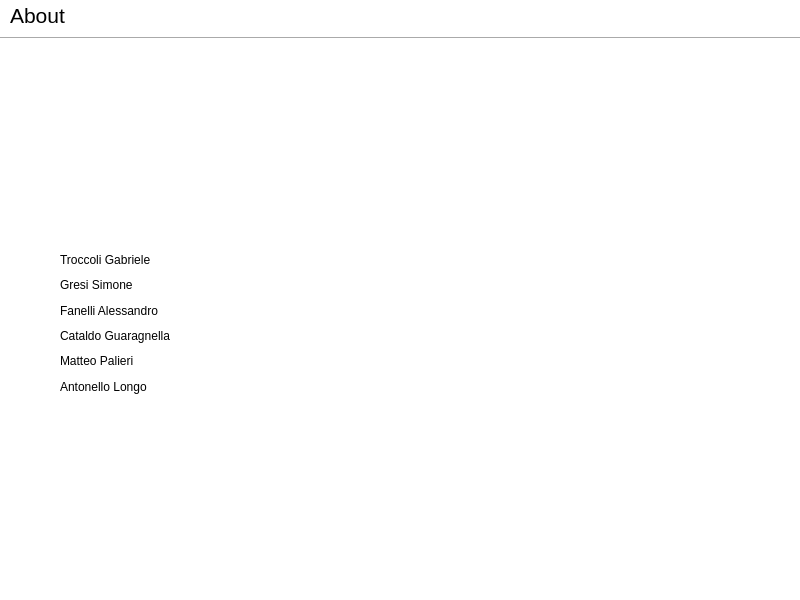
This is about.ui in Gabbo-DEV/sound_source_localization as Qt 5 draws it before an edit. The edited form follows.
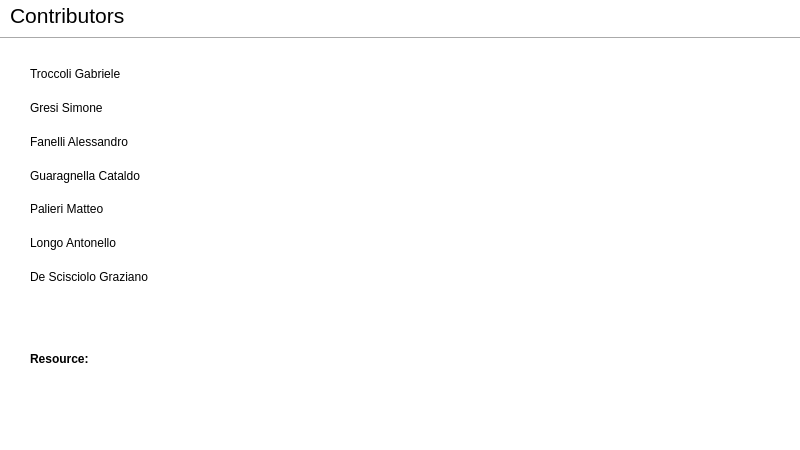
This is the edited form. Icons and pictures are not drawn.

Diff of the .ui file:
```diff
--- a/about.ui
+++ b/about.ui
@@ -7,9 +7,15 @@
     <x>0</x>
     <y>0</y>
     <width>800</width>
-    <height>600</height>
+    <height>450</height>
    </rect>
   </property>
+  <property name="font">
+   <font>
+    <weight>50</weight>
+    <bold>false</bold>
+   </font>
+  </property>
   <property name="windowTitle">
    <string>About</string>
   </property>
@@ -22,7 +28,7 @@
      <rect>
       <x>10</x>
       <y>0</y>
-      <width>91</width>
+      <width>141</width>
       <height>31</height>
      </rect>
     </property>
@@ -32,7 +38,7 @@
      </font>
     </property>
     <property name="text">
-     <string>About</string>
+     <string>Contributors</string>
     </property>
    </widget>
    <widget class="Line" name="line">
@@ -51,42 +57,29 @@
    <widget class="QLabel" name="label_2">
     <property name="geometry">
      <rect>
-      <x>190</x>
-      <y>60</y>
-      <width>111</width>
-      <height>121</height>
+      <x>30</x>
+      <y>350</y>
+      <width>191</width>
+      <height>17</height>
      </rect>
     </property>
-    <property name="text">
-     <string/>
+    <property name="font">
+     <font>
+      <weight>75</weight>
+      <bold>true</bold>
+     </font>
     </property>
-    <property name="pixmap">
-     <pixmap>assets/panetti.jpeg</pixmap>
-    </property>
-   </widget>
-   <widget class="QLabel" name="label_3">
-    <property name="geometry">
-     <rect>
-      <x>500</x>
-      <y>60</y>
-      <width>171</width>
-      <height>141</height>
-     </rect>
-    </property>
     <property name="text">
-     <string/>
+     <string>Resource: </string>
     </property>
-    <property name="pixmap">
-     <pixmap>assets/poliba.jpeg</pixmap>
-    </property>
    </widget>
-   <widget class="QWidget" name="">
+   <widget class="QWidget" name="layoutWidget">
     <property name="geometry">
      <rect>
-      <x>60</x>
-      <y>250</y>
-      <width>139</width>
-      <height>146</height>
+      <x>30</x>
+      <y>60</y>
+      <width>181</width>
+      <height>231</height>
      </rect>
     </property>
     <layout class="QGridLayout" name="gridLayout">
@@ -97,10 +90,10 @@
        </property>
       </widget>
      </item>
-     <item row="5" column="0">
-      <widget class="QLabel" name="label_9">
+     <item row="1" column="0">
+      <widget class="QLabel" name="label_5">
        <property name="text">
-        <string>Antonello Longo</string>
+        <string>Gresi Simone</string>
        </property>
       </widget>
      </item>
@@ -114,21 +107,28 @@
      <item row="3" column="0">
       <widget class="QLabel" name="label_7">
        <property name="text">
-        <string>Cataldo Guaragnella</string>
+        <string>Guaragnella Cataldo</string>
        </property>
       </widget>
      </item>
      <item row="4" column="0">
       <widget class="QLabel" name="label_8">
        <property name="text">
-        <string>Matteo Palieri</string>
+        <string>Palieri Matteo</string>
        </property>
       </widget>
      </item>
-     <item row="1" column="0">
-      <widget class="QLabel" name="label_5">
+     <item row="5" column="0">
+      <widget class="QLabel" name="label_9">
        <property name="text">
-        <string>Gresi Simone</string>
+        <string>Longo Antonello</string>
+       </property>
+      </widget>
+     </item>
+     <item row="6" column="0">
+      <widget class="QLabel" name="label_11">
+       <property name="text">
+        <string>De Scisciolo Graziano</string>
        </property>
       </widget>
      </item>
@@ -141,7 +141,7 @@
      <x>0</x>
      <y>0</y>
      <width>800</width>
-     <height>24</height>
+     <height>22</height>
     </rect>
    </property>
   </widget>
```
